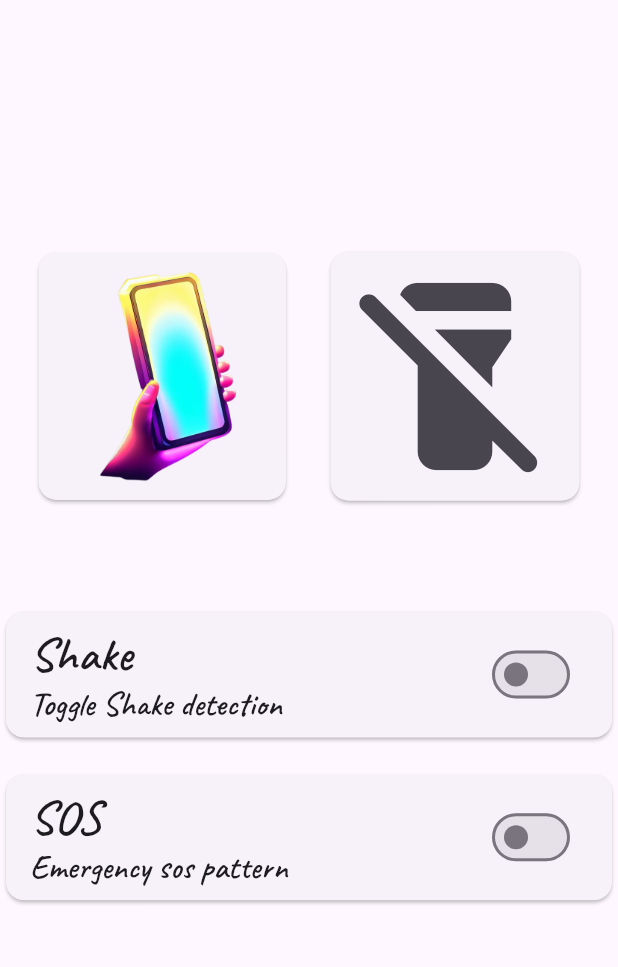
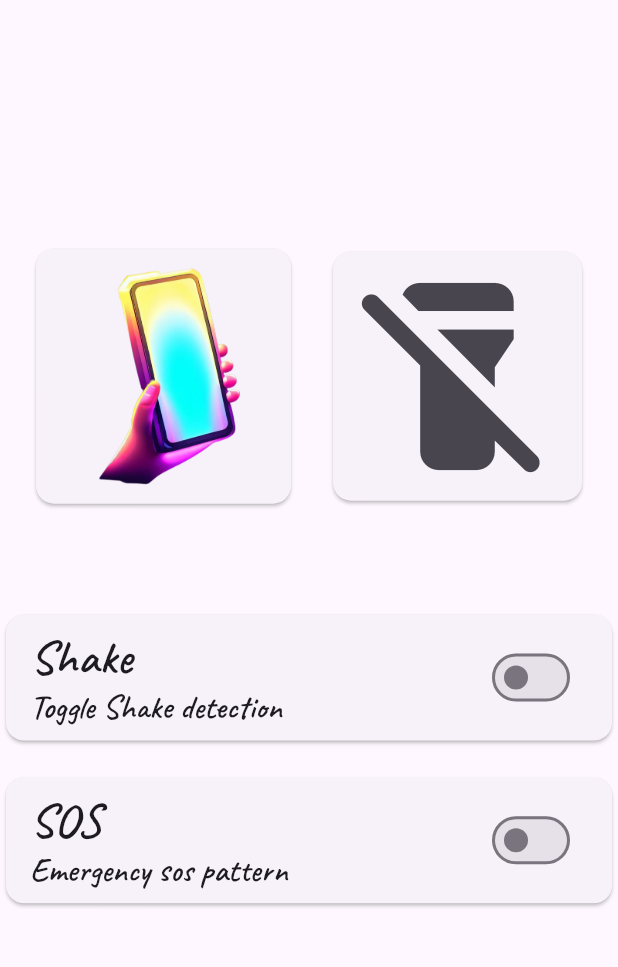
Before and after one commit to wizium/shake_torch, a Flutter app: the HomePage screen opened directly, on a phone screen of 412 x 824 dp, the part 84-1051 px from its top. Run offline on Flutter 3.47's test engine with Material 2 defaults, Android fonts, the phone set to English and light mode, and no system bars; drawn by our look-alikes of dynamic_color; our stand-ins replace cloud_firestore, device_info_plus, firebase_auth, firebase_core, get, google_sign_in and 4 more; missing offline and left inert: feedback, flex_color_picker, flutter_background_service, flutter_background_service_android, mailer, screen_brightness and 3 more; accounts and stored records are empty; statements that could not run were skipped.

```diff
--- a/lib/screens/home.dart
+++ b/lib/screens/home.dart
@@ -1,6 +1,5 @@
 import 'package:flutter/material.dart';
 import 'package:flutter/services.dart';
-import 'package:get/get.dart';
 import 'package:shake_torch/main.dart';
 import '/services/ad_services.dart';
 import '/widgets/Home_Drawer.dart';
@@ -94,8 +93,7 @@ class _HomePageState extends State<HomePage> {
           },
         ),
         bottomNavigationBar: isPro.isPro.value
-            ? Obx(() {
-                return UnityBannerAd(
+            ? UnityBannerAd(
                 size: BannerSize.standard,
                 placementId: AdServices.bannerAdUnitId,
                 onLoad: (placementId) {
@@ -106,8 +104,7 @@ class _HomePageState extends State<HomePage> {
                     "$placementId is failed to load for $errorMessage",
                   );
                 },
-                );
-              })
+              )
             : null,
       ),
     );
@@ -138,8 +135,8 @@ homeBody(context, VoidCallback callback) {
                 padding: const EdgeInsets.all(10.0),
                 child: Image.asset(
                   "assets/screenGlow.png",
-                  height: 145,
-                  width: 145,
+                  height: 150,
+                  width: 150,
                 ),
               ),
             ),
```
Also changed, not shown: 1 other file. Lines whose indentation alone changed are shown as unchanged.
